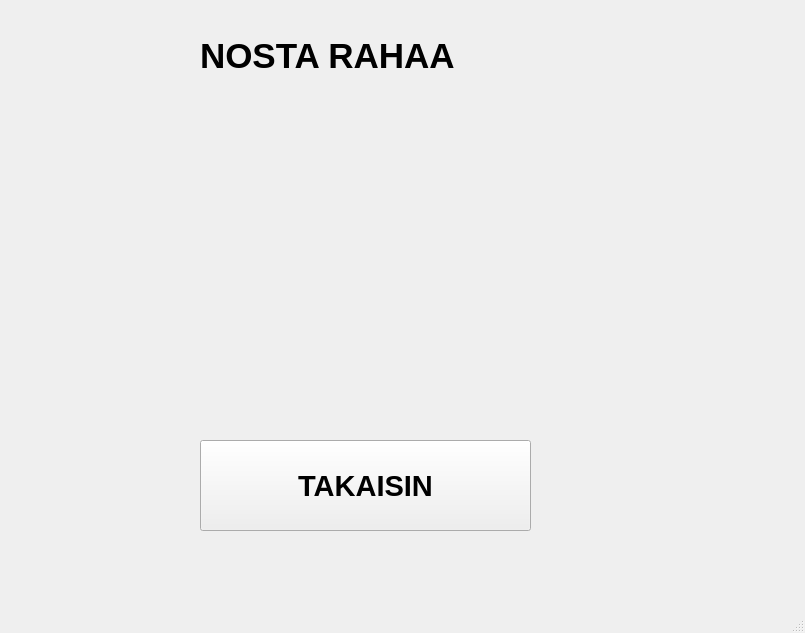
First picture: the form in bank-automat/mainwindow.ui, repository tvt23-pankkiprojekti/SPO_Group1, before the edit.
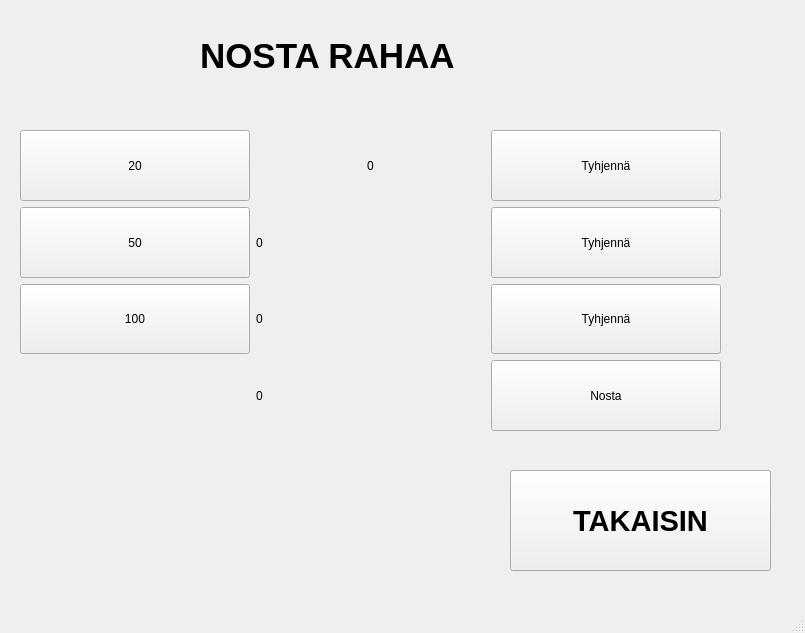
Second picture: the form after the edit. The open tabs and pages were chosen to show the change.

```diff
--- a/bank-automat/mainwindow.ui
+++ b/bank-automat/mainwindow.ui
@@ -19,7 +19,7 @@
      <rect>
       <x>0</x>
       <y>0</y>
-      <width>751</width>
+      <width>781</width>
       <height>581</height>
      </rect>
     </property>
@@ -372,7 +372,7 @@
        <rect>
         <x>200</x>
         <y>10</y>
-        <width>271</width>
+        <width>321</width>
         <height>91</height>
        </rect>
       </property>
@@ -389,10 +389,10 @@
      <widget class="QPushButton" name="btnTakaisin">
       <property name="geometry">
        <rect>
-        <x>200</x>
-        <y>440</y>
-        <width>331</width>
-        <height>91</height>
+        <x>510</x>
+        <y>470</y>
+        <width>261</width>
+        <height>101</height>
        </rect>
       </property>
       <property name="baseSize">
@@ -411,6 +411,168 @@
        <string>TAKAISIN</string>
       </property>
      </widget>
+     <widget class="QWidget" name="gridLayoutWidget">
+      <property name="geometry">
+       <rect>
+        <x>20</x>
+        <y>130</y>
+        <width>701</width>
+        <height>301</height>
+       </rect>
+      </property>
+      <layout class="QGridLayout" name="gridLayout">
+       <item row="0" column="1" alignment="Qt::AlignHCenter">
+        <widget class="QLabel" name="label_2">
+         <property name="text">
+          <string>0</string>
+         </property>
+        </widget>
+       </item>
+       <item row="0" column="2">
+        <widget class="QPushButton" name="pushButton_6">
+         <property name="sizePolicy">
+          <sizepolicy hsizetype="Minimum" vsizetype="Expanding">
+           <horstretch>0</horstretch>
+           <verstretch>0</verstretch>
+          </sizepolicy>
+         </property>
+         <property name="text">
+          <string>Tyhjennä</string>
+         </property>
+        </widget>
+       </item>
+       <item row="3" column="2">
+        <widget class="QPushButton" name="pushButton_5">
+         <property name="sizePolicy">
+          <sizepolicy hsizetype="Minimum" vsizetype="Expanding">
+           <horstretch>0</horstretch>
+           <verstretch>0</verstretch>
+          </sizepolicy>
+         </property>
+         <property name="text">
+          <string>Nosta</string>
+         </property>
+        </widget>
+       </item>
+       <item row="2" column="2">
+        <widget class="QPushButton" name="pushButton_7">
+         <property name="sizePolicy">
+          <sizepolicy hsizetype="Minimum" vsizetype="Expanding">
+           <horstretch>0</horstretch>
+           <verstretch>0</verstretch>
+          </sizepolicy>
+         </property>
+         <property name="text">
+          <string>Tyhjennä</string>
+         </property>
+        </widget>
+       </item>
+       <item row="1" column="1">
+        <widget class="QLabel" name="label_3">
+         <property name="text">
+          <string>0</string>
+         </property>
+        </widget>
+       </item>
+       <item row="3" column="0">
+        <spacer name="verticalSpacer_4">
+         <property name="orientation">
+          <enum>Qt::Vertical</enum>
+         </property>
+         <property name="sizeHint" stdset="0">
+          <size>
+           <width>20</width>
+           <height>40</height>
+          </size>
+         </property>
+        </spacer>
+       </item>
+       <item row="1" column="0">
+        <widget class="QPushButton" name="pushButton_2">
+         <property name="sizePolicy">
+          <sizepolicy hsizetype="Maximum" vsizetype="Expanding">
+           <horstretch>0</horstretch>
+           <verstretch>0</verstretch>
+          </sizepolicy>
+         </property>
+         <property name="maximumSize">
+          <size>
+           <width>500</width>
+           <height>16777215</height>
+          </size>
+         </property>
+         <property name="text">
+          <string>50</string>
+         </property>
+        </widget>
+       </item>
+       <item row="2" column="1">
+        <widget class="QLabel" name="label_4">
+         <property name="text">
+          <string>0</string>
+         </property>
+        </widget>
+       </item>
+       <item row="3" column="1">
+        <widget class="QLabel" name="label_5">
+         <property name="text">
+          <string>0</string>
+         </property>
+        </widget>
+       </item>
+       <item row="2" column="0">
+        <widget class="QPushButton" name="pushButton_3">
+         <property name="sizePolicy">
+          <sizepolicy hsizetype="Maximum" vsizetype="Expanding">
+           <horstretch>0</horstretch>
+           <verstretch>0</verstretch>
+          </sizepolicy>
+         </property>
+         <property name="maximumSize">
+          <size>
+           <width>500</width>
+           <height>16777215</height>
+          </size>
+         </property>
+         <property name="text">
+          <string>100</string>
+         </property>
+        </widget>
+       </item>
+       <item row="0" column="0">
+        <widget class="QPushButton" name="pushButton">
+         <property name="sizePolicy">
+          <sizepolicy hsizetype="Maximum" vsizetype="Expanding">
+           <horstretch>0</horstretch>
+           <verstretch>0</verstretch>
+          </sizepolicy>
+         </property>
+         <property name="maximumSize">
+          <size>
+           <width>500</width>
+           <height>16777215</height>
+          </size>
+         </property>
+         <property name="text">
+          <string>20</string>
+         </property>
+        </widget>
+       </item>
+       <item row="1" column="2">
+        <widget class="QPushButton" name="pushButton_4">
+         <property name="sizePolicy">
+          <sizepolicy hsizetype="Minimum" vsizetype="Expanding">
+           <horstretch>0</horstretch>
+           <verstretch>0</verstretch>
+          </sizepolicy>
+         </property>
+         <property name="text">
+          <string>Tyhjennä</string>
+         </property>
+        </widget>
+       </item>
+      </layout>
+     </widget>
     </widget>
     <widget class="QWidget" name="pageTiliTapahtumat">
      <widget class="QLabel" name="label_14">
```
